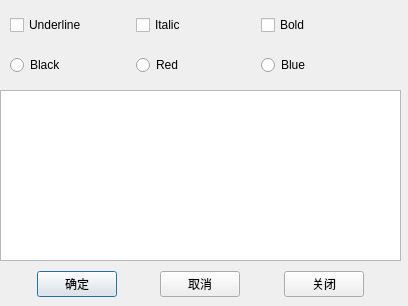
trainA/Qt_demo, file dialog_text_edit.ui: the form before one commit.
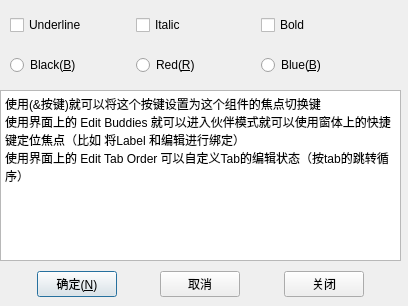
The form after the commit.

Commit message: 设置字体格式

```diff
--- a/dialog_text_edit.ui
+++ b/dialog_text_edit.ui
@@ -39,7 +39,7 @@
     <item>
      <widget class="QPushButton" name="but_OK">
       <property name="text">
-       <string>确定</string>
+       <string>确定(&amp;N)</string>
       </property>
      </widget>
     </item>
@@ -107,6 +107,11 @@
      <height>171</height>
     </rect>
    </property>
+   <property name="plainText">
+    <string>使用(&amp;按键)就可以将这个按键设置为这个组件的焦点切换键
+使用界面上的 Edit Buddies 就可以进入伙伴模式就可以使用窗体上的快捷键定位焦点（比如 将Label 和编辑进行绑定）
+使用界面上的 Edit Tab Order 可以自定义Tab的编辑状态（按tab的跳转循序）</string>
+   </property>
   </widget>
   <widget class="QWidget" name="horizontalLayoutWidget_2">
    <property name="geometry">
@@ -121,21 +126,21 @@
     <item>
      <widget class="QRadioButton" name="radioButton_3">
       <property name="text">
-       <string>Black</string>
+       <string>Black(&amp;B)</string>
       </property>
      </widget>
     </item>
     <item>
      <widget class="QRadioButton" name="radioButton_2">
       <property name="text">
-       <string>Red</string>
+       <string>Red(&amp;R)</string>
       </property>
      </widget>
     </item>
     <item>
      <widget class="QRadioButton" name="radioButton">
       <property name="text">
-       <string>Blue</string>
+       <string>Blue(&amp;B)</string>
       </property>
      </widget>
     </item>
```
Left out of the diff: 21 changed lines with no effect on the pictures. The commit also changes 3 other files.
